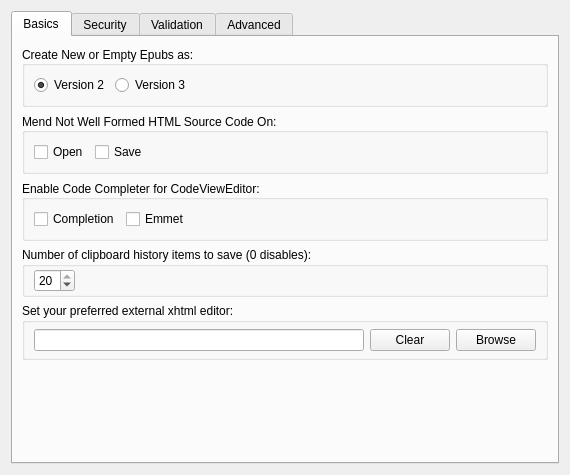
This is src/Form_Files/PGeneralSettingsWidget.ui in 3tic-project/Sigil-Enhanced as Qt 5 draws it before an edit. The edited form follows.
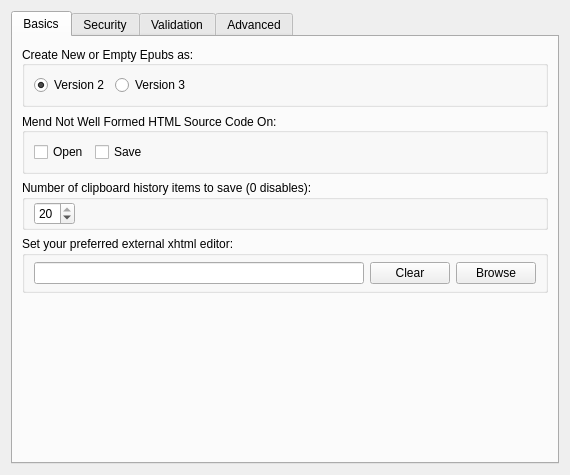
This is the edited form. The open tabs and pages were chosen to show the change.

```diff
--- a/src/Form_Files/PGeneralSettingsWidget.ui
+++ b/src/Form_Files/PGeneralSettingsWidget.ui
@@ -146,51 +146,6 @@
          </layout>
         </widget>
        </item>
-       <item>
-        <widget class="QGroupBox" name="groupBox_15">
-         <property name="sizePolicy">
-          <sizepolicy hsizetype="Preferred" vsizetype="Preferred">
-           <horstretch>0</horstretch>
-           <verstretch>0</verstretch>
-          </sizepolicy>
-         </property>
-         <property name="title">
-          <string>Enable Code Completer for CodeViewEditor:</string>
-         </property>
-         <property name="alignment">
-          <set>Qt::AlignLeading|Qt::AlignLeft|Qt::AlignVCenter</set>
-         </property>
-         <layout class="QHBoxLayout" name="mendLayout_3">
-          <item>
-           <widget class="QCheckBox" name="EnableCompleter">
-            <property name="text">
-             <string>Completion</string>
-            </property>
-           </widget>
-          </item>
-          <item>
-           <widget class="QCheckBox" name="EnableEmmet">
-            <property name="text">
-             <string>Emmet</string>
-            </property>
-           </widget>
-          </item>
-          <item>
-           <spacer name="horizontalSpacer_9">
-            <property name="orientation">
-             <enum>Qt::Horizontal</enum>
-            </property>
-            <property name="sizeHint" stdset="0">
-             <size>
-              <width>40</width>
-              <height>20</height>
-             </size>
-            </property>
-           </spacer>
-          </item>
-         </layout>
-        </widget>
-       </item>
        <item>
         <widget class="QGroupBox" name="groupBoxClipLimit">
          <property name="title">
```
Left out of the diff: 62 changed lines with no effect on the pictures.
